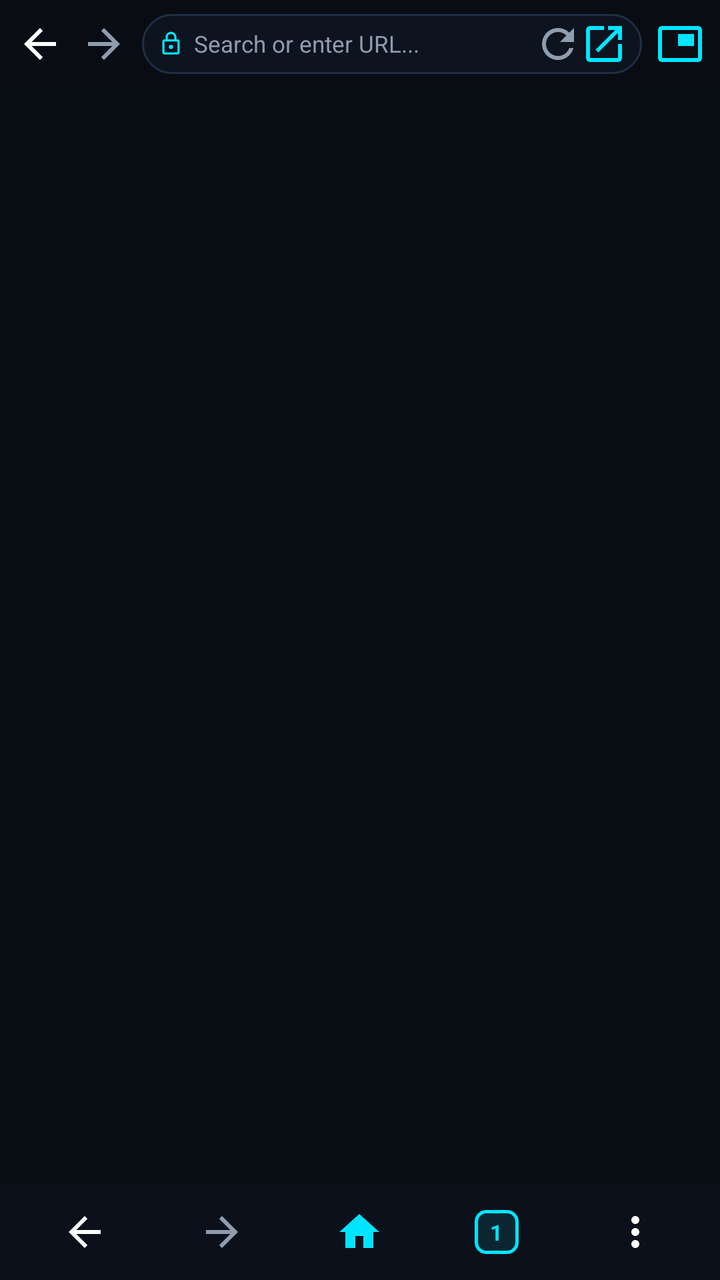
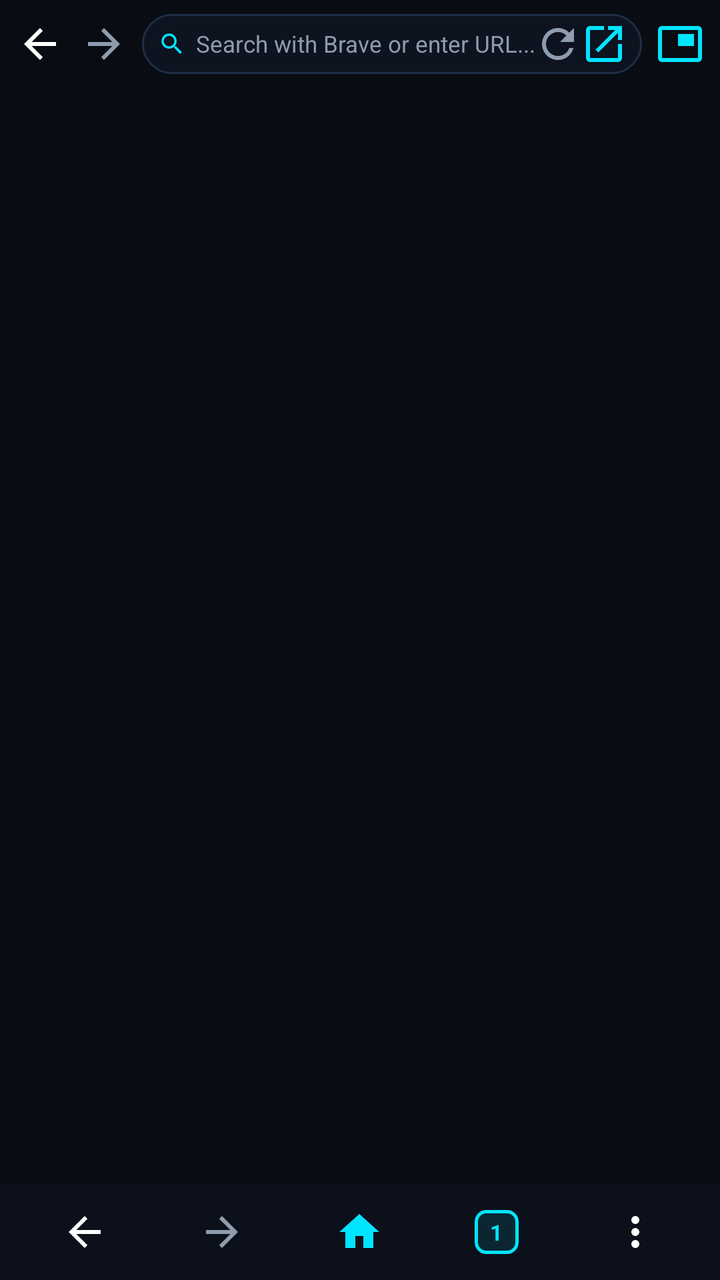

Before-and-after screenshots of an Android layout around one commit, followed by the original layout XML and the change that was made.
<!-- AndroidManifest.xml: application theme Theme.AdShield -->
<!-- res/layout/activity_media_hub.xml -->
<?xml version="1.0" encoding="utf-8"?>
<RelativeLayout xmlns:android="http://schemas.android.com/apk/res/android"
    xmlns:app="http://schemas.android.com/apk/res-auto"
    android:layout_width="match_parent"
    android:layout_height="match_parent"
    android:background="@color/background_dark">

    <LinearLayout
        android:id="@+id/mainContentLayout"
        android:layout_width="match_parent"
        android:layout_height="match_parent"
        android:orientation="vertical">

        
        <LinearLayout
            android:id="@+id/topBar"
            android:layout_width="match_parent"
            android:layout_height="44dp"
            android:background="#F0090D14"
            android:gravity="center_vertical"
            android:orientation="horizontal"
            android:paddingHorizontal="4dp">

            <ImageButton
                android:id="@+id/btnBack"
                android:layout_width="32dp"
                android:layout_height="32dp"
                android:background="?attr/selectableItemBackgroundBorderless"
                android:src="@drawable/ic_arrow_back"
                app:tint="@color/text_primary"
                android:contentDescription="Back" />

            <ImageButton
                android:id="@+id/btnForward"
                android:layout_width="32dp"
                android:layout_height="32dp"
                android:background="?attr/selectableItemBackgroundBorderless"
                android:src="@drawable/ic_arrow_forward"
                app:tint="@color/text_secondary"
                android:contentDescription="Forward" />

            
            <LinearLayout
                android:layout_width="0dp"
                android:layout_height="30dp"
                android:layout_weight="1"
                android:layout_marginHorizontal="3dp"
                android:background="@drawable/bg_search_chip"
                android:gravity="center_vertical"
                android:orientation="horizontal"
                android:paddingHorizontal="8dp">

                
                <ImageView
                    android:id="@+id/imgSecurityLock"
                    android:layout_width="13dp"
                    android:layout_height="13dp"
                    android:src="@drawable/ic_lock"
                    app:tint="@color/fokk_cyan" />

                <EditText
                    android:id="@+id/urlInput"
                    android:layout_width="0dp"
                    android:layout_height="match_parent"
                    android:layout_weight="1"
                    android:layout_marginStart="5dp"
                    android:background="@null"
                    android:hint="Search or enter URL..."
                    android:imeOptions="actionGo"
                    android:inputType="textUri"
                    android:maxLines="1"
                    android:textColor="@color/text_primary"
                    android:textColorHint="@color/text_secondary"
                    android:textSize="11.5sp" />

                
                <LinearLayout
                    android:id="@+id/badgeBlocked"
                    android:layout_width="wrap_content"
                    android:layout_height="18dp"
                    android:layout_marginEnd="4dp"
                    android:background="@drawable/bg_stat_chip"
                    android:gravity="center"
                    android:paddingHorizontal="5dp"
                    android:visibility="gone">

                    <ImageView
                        android:layout_width="9dp"
                        android:layout_height="9dp"
                        android:src="@drawable/ic_shield_check"
                        app:tint="@color/fokk_cyan" />

                    <TextView
                        android:id="@+id/textPageBlockedCount"
                        android:layout_width="wrap_content"
                        android:layout_height="wrap_content"
                        android:layout_marginStart="3dp"
                        android:text="0"
                        android:textColor="@color/fokk_cyan"
                        android:textSize="9.5sp"
                        android:textStyle="bold" />
                </LinearLayout>

                <ImageButton
                    android:id="@+id/btnRefresh"
                    android:layout_width="20dp"
                    android:layout_height="20dp"
                    android:layout_marginEnd="2dp"
                    android:background="?attr/selectableItemBackgroundBorderless"
                    android:src="@drawable/ic_refresh"
                    app:tint="@color/text_secondary"
                    android:contentDescription="Refresh" />

                <ImageButton
                    android:id="@+id/btnGo"
                    android:layout_width="22dp"
                    android:layout_height="22dp"
                    android:background="?attr/selectableItemBackgroundBorderless"
                    android:src="@drawable/ic_launch"
                    app:tint="@color/fokk_cyan"
                    android:contentDescription="Navigate" />
            </LinearLayout>

            <ImageButton
                android:id="@+id/btnPip"
                android:layout_width="32dp"
                android:layout_height="32dp"
                android:background="?attr/selectableItemBackgroundBorderless"
                android:src="@drawable/ic_pip"
                app:tint="@color/fokk_cyan"
                android:contentDescription="Picture-in-Picture" />
        </LinearLayout>

        <ProgressBar
            android:id="@+id/progressBar"
            style="?android:attr/progressBarStyleHorizontal"
            android:layout_width="match_parent"
            android:layout_height="2dp"
            android:max="100"
            android:progressTint="@color/fokk_cyan"
            android:visibility="gone" />

        
        <FrameLayout
            android:id="@+id/tabContainer"
            android:layout_width="match_parent"
            android:layout_height="0dp"
            android:layout_weight="1" />

        
        <LinearLayout
            android:id="@+id/bottomNav"
            android:layout_width="match_parent"
            android:layout_height="48dp"
            android:background="#0C101A"
            android:elevation="6dp"
            android:gravity="center_vertical"
            android:orientation="horizontal"
            android:paddingHorizontal="8dp">

            <ImageButton
                android:id="@+id/btnNavBack"
                android:layout_width="0dp"
                android:layout_height="match_parent"
                android:layout_weight="1"
                android:background="?attr/selectableItemBackgroundBorderless"
                android:src="@drawable/ic_arrow_back"
                app:tint="@color/text_primary"
                android:contentDescription="Back" />

            <ImageButton
                android:id="@+id/btnNavForward"
                android:layout_width="0dp"
                android:layout_height="match_parent"
                android:layout_weight="1"
                android:background="?attr/selectableItemBackgroundBorderless"
                android:src="@drawable/ic_arrow_forward"
                app:tint="@color/text_secondary"
                android:contentDescription="Forward" />

            <ImageButton
                android:id="@+id/btnNavHome"
                android:layout_width="0dp"
                android:layout_height="match_parent"
                android:layout_weight="1"
                android:background="?attr/selectableItemBackgroundBorderless"
                android:src="@drawable/ic_home"
                app:tint="@color/fokk_cyan"
                android:contentDescription="Home" />

            
            <FrameLayout
                android:id="@+id/btnNavTabs"
                android:layout_width="0dp"
                android:layout_height="match_parent"
                android:layout_weight="1"
                android:background="?attr/selectableItemBackgroundBorderless"
                android:clickable="true"
                android:focusable="true">

                <FrameLayout
                    android:layout_width="22dp"
                    android:layout_height="22dp"
                    android:layout_gravity="center"
                    android:background="@drawable/bg_tab_counter">

                    <TextView
                        android:id="@+id/textTabCount"
                        android:layout_width="wrap_content"
                        android:layout_height="wrap_content"
                        android:layout_gravity="center"
                        android:text="1"
                        android:textColor="@color/fokk_cyan"
                        android:textSize="11sp"
                        android:textStyle="bold" />
                </FrameLayout>
            </FrameLayout>

            
            <ImageButton
                android:id="@+id/btnNavMenu"
                android:layout_width="0dp"
                android:layout_height="match_parent"
                android:layout_weight="1"
                android:background="?attr/selectableItemBackgroundBorderless"
                android:src="@drawable/ic_more_vert"
                app:tint="@color/text_primary"
                android:contentDescription="Browser Menu" />
        </LinearLayout>
    </LinearLayout>

    
    <FrameLayout
        android:id="@+id/fullscreenContainer"
        android:layout_width="match_parent"
        android:layout_height="match_parent"
        android:background="#000000"
        android:visibility="gone" />

</RelativeLayout>
<!-- resources referenced by this layout -->
<resources>
  <color name="background_dark">#090D14</color>
  <color name="fokk_cyan">#00E5FF</color>
  <color name="text_primary">#FFFFFF</color>
  <color name="text_secondary">#8E9CAE</color>
  <!-- drawable bg_search_chip (drawable) -->
  <?xml version="1.0" encoding="utf-8"?>
  <shape xmlns:android="http://schemas.android.com/apk/res/android"
      android:shape="rectangle">
      <corners android:radius="18dp" />
      <solid android:color="#0D131F" />
      <stroke
          android:width="1dp"
          android:color="#1F2E47" />
  </shape>
  <!-- drawable bg_stat_chip (drawable) -->
  <?xml version="1.0" encoding="utf-8"?>
  <shape xmlns:android="http://schemas.android.com/apk/res/android"
      android:shape="rectangle">
      <corners android:radius="14dp" />
      <solid android:color="#0D131F" />
      <stroke
          android:width="1dp"
          android:color="#1A263B" />
  </shape>
  <!-- drawable bg_tab_counter (drawable) -->
  <shape xmlns:android="http://schemas.android.com/apk/res/android"
      android:shape="rectangle">
      <corners android:radius="5dp" />
      <stroke
          android:width="1.8dp"
          android:color="@color/fokk_cyan" />
      <solid android:color="#1A00E5FF" />
  </shape>
  <!-- drawable ic_arrow_back (drawable) -->
  <vector xmlns:android="http://schemas.android.com/apk/res/android"
      android:width="24dp"
      android:height="24dp"
      android:viewportWidth="24"
      android:viewportHeight="24">
    <path
        android:fillColor="#FFFFFF"
        android:pathData="M20,11H7.83l5.59,-5.59L12,4l-8,8 8,8 1.41,-1.41L7.83,13H20v-2z"/>
  </vector>
  <!-- drawable ic_arrow_forward (drawable) -->
  <vector xmlns:android="http://schemas.android.com/apk/res/android"
      android:width="24dp"
      android:height="24dp"
      android:viewportWidth="24"
      android:viewportHeight="24">
    <path
        android:fillColor="#FFFFFF"
        android:pathData="M12,4l-1.41,1.41L16.17,11H4v2h12.17l-5.58,5.59L12,20l8,-8z"/>
  </vector>
  <!-- drawable ic_home (drawable) -->
  <vector xmlns:android="http://schemas.android.com/apk/res/android"
      android:width="24dp"
      android:height="24dp"
      android:viewportWidth="24"
      android:viewportHeight="24">
      <path
          android:fillColor="#FFFFFF"
          android:pathData="M10,20v-6h4v6h5v-8h3L12,3 2,12h3v8z"/>
  </vector>
  <!-- drawable ic_lock (drawable) -->
  <vector xmlns:android="http://schemas.android.com/apk/res/android"
      android:width="24dp"
      android:height="24dp"
      android:viewportWidth="24"
      android:viewportHeight="24">
      <path
          android:fillColor="#00E676"
          android:pathData="M18,8h-1V6c0,-2.76 -2.24,-5 -5,-5S7,3.24 7,6v2H6c-1.1,0 -2,0.9 -2,2v10c0,1.1 0.9,2 2,2h12c1.1,0 2,-0.9 2,-2V10c0,-1.1 -0.9,-2 -2,-2zM9,6c0,-1.66 1.34,-3 3,-3s3,1.34 3,3v2H9V6zm9,14H6V10h12v10zm-6,-3c1.1,0 2,-0.9 2,-2s-0.9,-2 -2,-2 -2,0.9 -2,2 0.9,2 2,2z"/>
  </vector>
  <!-- drawable ic_shield_check (drawable) -->
  <vector xmlns:android="http://schemas.android.com/apk/res/android"
      android:width="24dp"
      android:height="24dp"
      android:viewportWidth="24"
      android:viewportHeight="24">
    <path
        android:fillColor="#00E676"
        android:pathData="M12,1L3,5v6c0,5.55 3.84,10.74 9,12c5.16,-1.26 9,-6.45 9,-12V5L12,1zM10,17l-4,-4l1.41,-1.41L10,14.17l6.59,-6.59L18,9L10,17z"/>
  </vector>
  <color name="secondary">#00E5FF</color>
  <color name="accent_green">#00E676</color>
  <!-- unchanged entries left out for length: 5 -->
</resources>

<!-- the commit's change to res/layout/activity_media_hub.xml (unified diff, before → after) -->
@@ -52,11 +52,12 @@
 
                 
                 <ImageView
-                    android:id="@+id/imgSecurityLock"
-                    android:layout_width="13dp"
-                    android:layout_height="13dp"
-                    android:src="@drawable/ic_lock"
-                    app:tint="@color/fokk_cyan" />
+                    android:id="@+id/imgEngineIcon"
+                    android:layout_width="14dp"
+                    android:layout_height="14dp"
+                    android:src="@drawable/ic_search"
+                    app:tint="@color/fokk_cyan"
+                    android:contentDescription="Search Engine" />
 
                 <EditText
                     android:id="@+id/urlInput"
@@ -65,13 +66,25 @@
                     android:layout_weight="1"
                     android:layout_marginStart="5dp"
                     android:background="@null"
-                    android:hint="Search or enter URL..."
+                    android:hint="Search with Brave or enter URL..."
                     android:imeOptions="actionGo"
                     android:inputType="textUri"
                     android:maxLines="1"
                     android:textColor="@color/text_primary"
                     android:textColorHint="@color/text_secondary"
                     android:textSize="11.5sp" />
+
+                
+                <ImageButton
+                    android:id="@+id/btnClearUrl"
+                    android:layout_width="18dp"
+                    android:layout_height="18dp"
+                    android:layout_marginEnd="2dp"
+                    android:background="?attr/selectableItemBackgroundBorderless"
+                    android:src="@drawable/ic_close"
+                    app:tint="@color/text_secondary"
+                    android:visibility="gone"
+                    android:contentDescription="Clear" />
 
                 
                 <LinearLayout
@@ -230,6 +243,28 @@
     </LinearLayout>
 
     
+    <com.google.android.material.card.MaterialCardView
+        android:id="@+id/cardSuggestions"
+        android:layout_width="match_parent"
+        android:layout_height="wrap_content"
+        android:layout_marginHorizontal="10dp"
+        android:layout_marginTop="46dp"
+        android:visibility="gone"
+        app:cardBackgroundColor="#131B2B"
+        app:cardCornerRadius="14dp"
+        app:cardElevation="12dp"
+        app:strokeColor="#24344D"
+        app:strokeWidth="1dp">
+
+        <LinearLayout
+            android:id="@+id/layoutSuggestionsList"
+            android:layout_width="match_parent"
+            android:layout_height="wrap_content"
+            android:orientation="vertical"
+            android:padding="6dp" />
+    </com.google.android.material.card.MaterialCardView>
+
+    
     <FrameLayout
         android:id="@+id/fullscreenContainer"
         android:layout_width="match_parent"
<!-- resource entries referenced after the edit -->
@@ -53,6 +53,16 @@
         android:fillColor="#FFFFFF"
         android:pathData="M12,4l-1.41,1.41L16.17,11H4v2h12.17l-5.58,5.59L12,20l8,-8z"/>
   </vector>
+  <!-- drawable ic_close (drawable) -->
+  <vector xmlns:android="http://schemas.android.com/apk/res/android"
+      android:width="24dp"
+      android:height="24dp"
+      android:viewportWidth="24"
+      android:viewportHeight="24">
+      <path
+          android:fillColor="#8E9CAE"
+          android:pathData="M19,6.41L17.59,5 12,10.59 6.41,5 5,6.41 10.59,12 5,17.59 6.41,19 12,13.41 17.59,19 19,17.59 13.41,12z"/>
+  </vector>
   <!-- drawable ic_home (drawable) -->
   <vector xmlns:android="http://schemas.android.com/apk/res/android"
       android:width="24dp"
@@ -63,15 +73,15 @@
           android:fillColor="#FFFFFF"
           android:pathData="M10,20v-6h4v6h5v-8h3L12,3 2,12h3v8z"/>
   </vector>
-  <!-- drawable ic_lock (drawable) -->
+  <!-- drawable ic_search (drawable) -->
   <vector xmlns:android="http://schemas.android.com/apk/res/android"
       android:width="24dp"
       android:height="24dp"
       android:viewportWidth="24"
       android:viewportHeight="24">
       <path
-          android:fillColor="#00E676"
-          android:pathData="M18,8h-1V6c0,-2.76 -2.24,-5 -5,-5S7,3.24 7,6v2H6c-1.1,0 -2,0.9 -2,2v10c0,1.1 0.9,2 2,2h12c1.1,0 2,-0.9 2,-2V10c0,-1.1 -0.9,-2 -2,-2zM9,6c0,-1.66 1.34,-3 3,-3s3,1.34 3,3v2H9V6zm9,14H6V10h12v10zm-6,-3c1.1,0 2,-0.9 2,-2s-0.9,-2 -2,-2 -2,0.9 -2,2 0.9,2 2,2z"/>
+          android:fillColor="#8E9CAE"
+          android:pathData="M15.5,14h-0.79l-0.28,-0.27C15.41,12.59 16,11.11 16,9.5 16,5.91 13.09,3 9.5,3S3,5.91 3,9.5 5.91,16 9.5,16c1.61,0 3.09,-0.59 4.23,-1.57l0.27,0.28v0.79l5,4.99L20.49,19l-4.99,-5zm-6,0C7.01,14 5,11.99 5,9.5S7.01,5 9.5,5 14,7.01 14,9.5 11.99,14 9.5,14z"/>
   </vector>
   <!-- drawable ic_shield_check (drawable) -->
   <vector xmlns:android="http://schemas.android.com/apk/res/android"
